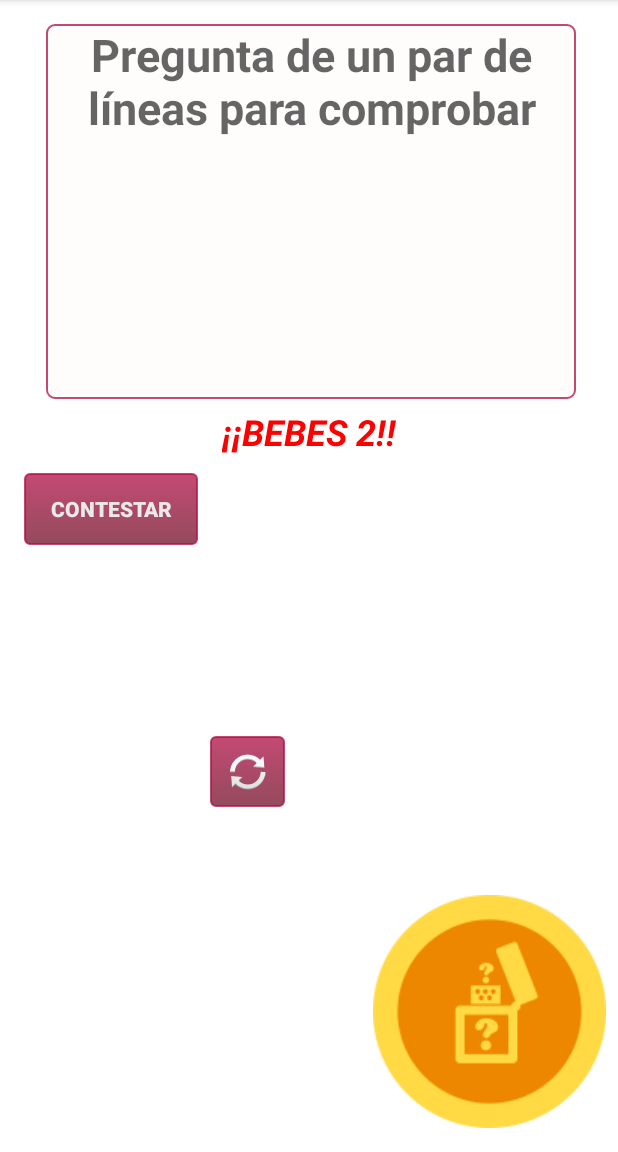
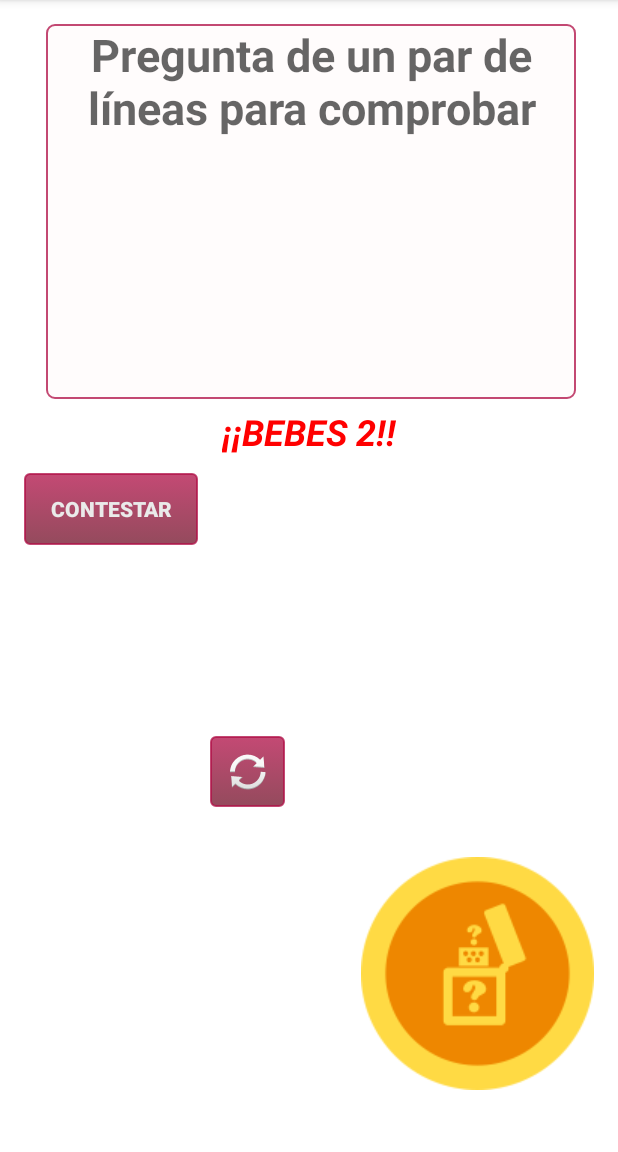
Before and after one commit to Patobes/MecheroGame, an Android app: the PreguntaActivity screen opened directly, with no data from a screen before it, on a phone screen of 412 x 824 dp, the part 84-1236 px from its top. Run offline under Robolectric (Android 15) with nearby library versions, the phone set to English and light mode, and no system bars.

Commit message:
Animation finished

```diff
--- a/app/src/main/res/layout/activity_pregunta.xml
+++ b/app/src/main/res/layout/activity_pregunta.xml
@@ -56,14 +56,17 @@
         android:layout_width="wrap_content"
         android:layout_height="wrap_content"
         android:layout_marginBottom="8dp"
-        android:layout_marginRight="8dp"
+        android:layout_marginRight="16dp"
         android:layout_marginTop="8dp"
         android:visibility="invisible"
         app:layout_constraintBottom_toBottomOf="parent"
         app:layout_constraintRight_toRightOf="parent"
         app:layout_constraintTop_toTopOf="parent"
-        app:layout_constraintVertical_bias="0.974"
-        app:srcCompat="@drawable/monedano" />
+        app:layout_constraintVertical_bias="0.935"
+        app:srcCompat="@drawable/monedano"
+        android:layout_marginLeft="8dp"
+        app:layout_constraintLeft_toLeftOf="parent"
+        app:layout_constraintHorizontal_bias="1.0" />
 
     <ImageView
         android:id="@+id/iv_yes"
@@ -75,18 +78,18 @@
         android:layout_marginTop="293dp"
         android:visibility="invisible"
         app:layout_constraintBottom_toBottomOf="parent"
-        app:layout_constraintHorizontal_bias="1.0"
-        app:layout_constraintLeft_toLeftOf="@+id/iv_no"
+        app:layout_constraintHorizontal_bias="0.962"
+        app:layout_constraintLeft_toLeftOf="parent"
         app:layout_constraintRight_toRightOf="parent"
         app:layout_constraintTop_toTopOf="parent"
-        app:layout_constraintVertical_bias="0.854"
+        app:layout_constraintVertical_bias="0.6"
         app:srcCompat="@drawable/monedasi" />
 
     <Button
         android:id="@+id/btn_coin"
-        android:layout_width="170dp"
+        android:layout_width="158dp"
         android:layout_height="42dp"
-        android:layout_marginBottom="20dp"
+        android:layout_marginBottom="19dp"
         android:layout_marginLeft="8dp"
         android:layout_marginRight="158dp"
         android:background="@drawable/coinbutton"
@@ -96,7 +99,7 @@
         android:textStyle="bold"
         android:visibility="invisible"
         app:layout_constraintBottom_toTopOf="@+id/btn_next"
-        app:layout_constraintHorizontal_bias="0.166"
+        app:layout_constraintHorizontal_bias="0.222"
         app:layout_constraintLeft_toLeftOf="parent"
         app:layout_constraintRight_toRightOf="parent" />
 
@@ -156,14 +159,15 @@
         android:layout_width="wrap_content"
         android:layout_height="wrap_content"
         android:layout_marginBottom="16dp"
-        android:layout_marginRight="8dp"
+        android:layout_marginRight="16dp"
         android:layout_marginTop="8dp"
         app:layout_constraintBottom_toBottomOf="parent"
         app:layout_constraintRight_toRightOf="parent"
         app:layout_constraintTop_toTopOf="parent"
-        app:layout_constraintVertical_bias="1.0"
+        app:layout_constraintVertical_bias="0.957"
         app:srcCompat="@drawable/moneda"
-        tools:layout_editor_absoluteX="225dp"
-        tools:layout_editor_absoluteY="354dp" />
+        android:layout_marginLeft="8dp"
+        app:layout_constraintLeft_toLeftOf="parent"
+        app:layout_constraintHorizontal_bias="1.0" />
 
 </android.support.constraint.ConstraintLayout>
```
Also changed, not shown: app/src/main/res/layout/activity_main.xml (+17 -3 lines).
